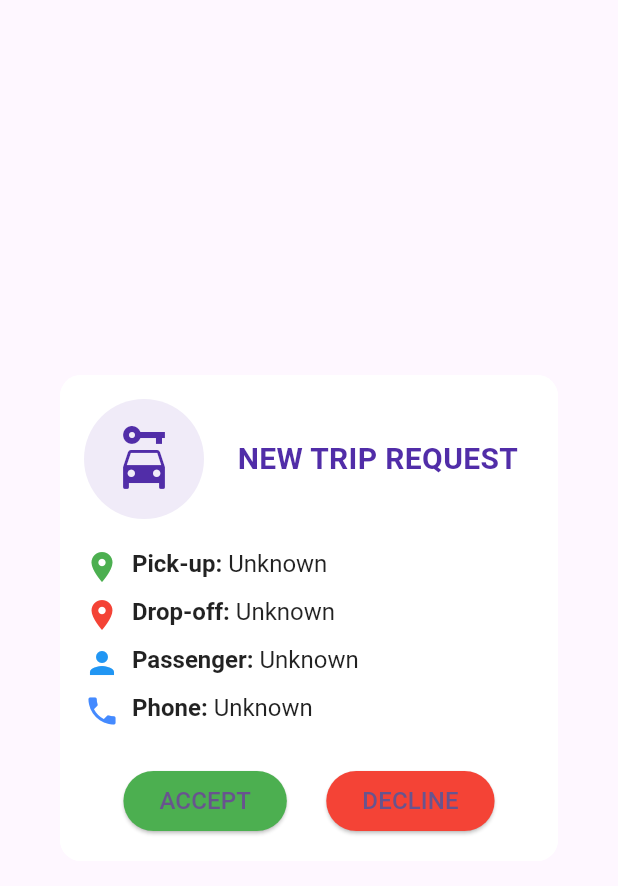
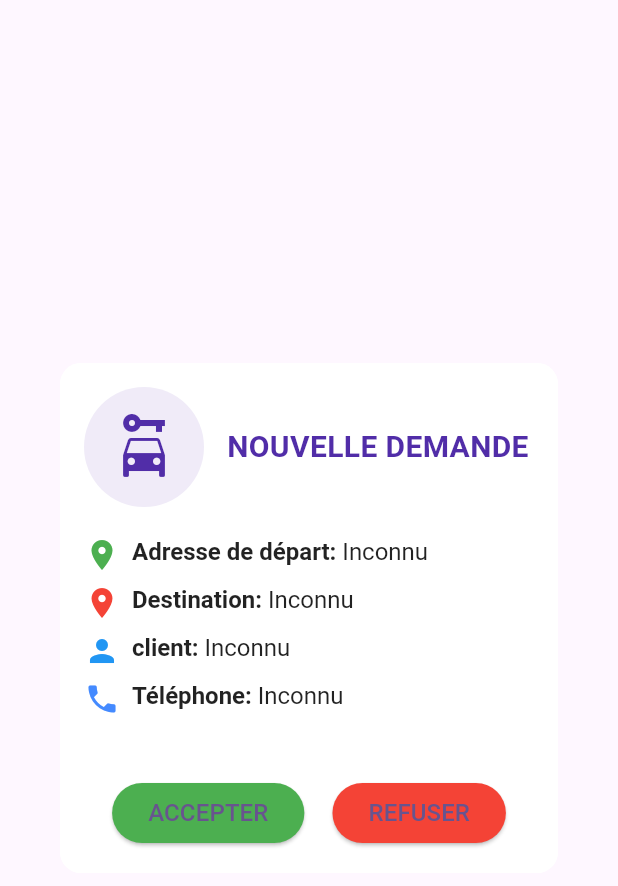
Before and after one commit to Julanjoy83/gover_driver, a Flutter app: the NotificationDialog widget shown alone on an empty page, opened directly, on a phone screen of 412 x 824 dp. Shown: the top 886 px of the screen. Run offline on Flutter 3.47's test engine with Material 3 defaults, Android fonts, the phone set to English and light mode, and no system bars; our stand-ins replace firebase_auth, firebase_core, firebase_database, firebase_messaging, geolocator, google_maps_flutter and 1 more; missing offline and left inert: flutter_geofire; accounts and stored records are empty.

Commit message:
trip request  VOLUMES AND OBJECT COUNT

```diff
--- a/lib/model/trip_details.dart
+++ b/lib/model/trip_details.dart
@@ -1,16 +1,18 @@
 import 'package:google_maps_flutter/google_maps_flutter.dart';
 
-class TripDetails
-{
+class TripDetails {
   String? tripID;
   LatLng? pickUpLatLng;
   String? pickAddress;
-
   LatLng? dropOffLatLng;
   String? dropOffAddress;
-
   String? userName;
   String? userPhone;
+
+  // Ajouts pour l'inventaire
+  int? totalItems;
+  double? totalVolume;
+  List<Map<String, dynamic>>? inventoryList;
 
   TripDetails({
     this.tripID,
@@ -19,6 +21,9 @@ class TripDetails
     this.dropOffAddress,
     this.dropOffLatLng,
     this.userName,
-    this.userPhone
-});
+    this.userPhone,
+    this.totalItems,
+    this.totalVolume,
+    this.inventoryList,
+  });
 }
--- a/lib/widgets/notification_dialog.dart
+++ b/lib/widgets/notification_dialog.dart
@@ -14,8 +14,8 @@ class NotificationDialog extends StatefulWidget {
 class _NotificationDialogState extends State<NotificationDialog> {
   @override
   Widget build(BuildContext context) {
-    // Log trip details for debugging
-    print("[NotificationDialog] Trip Details: ${widget.tripDetailsInfo}");
+    // Journal des détails du trajet pour le débogage
+    print("[NotificationDialog] Détails du trajet: ${widget.tripDetailsInfo}");
 
     return Dialog(
       shape: RoundedRectangleBorder(
@@ -23,6 +23,7 @@ class _NotificationDialogState extends State<NotificationDialog> {
       ),
       elevation: 8,
       backgroundColor: Colors.white,
+      child: SingleChildScrollView(
         child: Container(
           padding: const EdgeInsets.all(16),
           decoration: BoxDecoration(
@@ -32,7 +33,7 @@ class _NotificationDialogState extends State<NotificationDialog> {
           child: Column(
             mainAxisSize: MainAxisSize.min,
             children: [
-            // Header with icon and title
+              // En-tête avec icône et titre
               Row(
                 children: [
                   Container(
@@ -51,7 +52,7 @@ class _NotificationDialogState extends State<NotificationDialog> {
                   const SizedBox(width: 12),
                   Expanded(
                     child: Text(
-                    "NEW TRIP REQUEST",
+                      "NOUVELLE DEMANDE",
                       textAlign: TextAlign.center,
                       style: TextStyle(
                         fontSize: 20,
@@ -63,67 +64,161 @@ class _NotificationDialogState extends State<NotificationDialog> {
                 ],
               ),
               const SizedBox(height: 20),
-            // Trip details section
+
+              // Section des détails du trajet
               _buildDetailRow(
                 icon: Icons.location_on,
                 iconColor: Colors.green,
-              label: "Pick-up",
-              value: widget.tripDetailsInfo?.pickAddress ?? "Unknown",
+                label: "Adresse de départ",
+                value: widget.tripDetailsInfo?.pickAddress ?? "Inconnu",
               ),
               const SizedBox(height: 8),
               _buildDetailRow(
                 icon: Icons.location_on,
                 iconColor: Colors.red,
-              label: "Drop-off",
-              value: widget.tripDetailsInfo?.dropOffAddress ?? "Unknown",
+                label: "Destination",
+                value: widget.tripDetailsInfo?.dropOffAddress ?? "Inconnu",
               ),
               const SizedBox(height: 8),
               _buildDetailRow(
                 icon: Icons.person,
                 iconColor: Colors.blue,
-              label: "Passenger",
-              value: widget.tripDetailsInfo?.userName ?? "Unknown",
+                label: "client",
+                value: widget.tripDetailsInfo?.userName ?? "Inconnu",
               ),
               const SizedBox(height: 8),
               _buildDetailRow(
                 icon: Icons.phone,
                 iconColor: Colors.blueAccent,
-              label: "Phone",
-              value: widget.tripDetailsInfo?.userPhone ?? "Unknown",
+                label: "Téléphone",
+                value: widget.tripDetailsInfo?.userPhone ?? "Inconnu",
               ),
+
+              const SizedBox(height: 16),
+
+              // Section d'inventaire
+              _buildInventoryDetails(),
+
               const SizedBox(height: 24),
-            // Accept/Decline buttons
+
+              // Boutons Accepter/Refuser
               Row(
                 mainAxisAlignment: MainAxisAlignment.spaceEvenly,
                 children: [
                   ElevatedButton(
                     onPressed: () {
-                    print("[NotificationDialog] ACCEPT pressed");
+                      print("[NotificationDialog] ACCEPTER pressé");
                       Navigator.pop(context, "accept");
                     },
                     style: ElevatedButton.styleFrom(
                       backgroundColor: Colors.green,
                     ),
                     child: const Text(
-                    "ACCEPT",
+                      "ACCEPTER",
                       style: TextStyle(fontSize: 16),
                     ),
                   ),
                   ElevatedButton(
                     onPressed: () {
-                    print("[NotificationDialog] DECLINE pressed");
+                      print("[NotificationDialog] REFUSER pressé");
                       Navigator.pop(context, "decline");
                     },
                     style: ElevatedButton.styleFrom(
                       backgroundColor: Colors.red,
                     ),
                     child: const Text(
-                    "DECLINE",
+                      "REFUSER",
                       style: TextStyle(fontSize: 16),
                     ),
                   ),
                 ],
-            )
+              ),
+            ],
+          ),
+        ),
+      ),
+    );
+  }
+
+  /// Widget pour afficher l'inventaire
+  Widget _buildInventoryDetails() {
+    if (widget.tripDetailsInfo?.totalItems == null ||
+        widget.tripDetailsInfo?.totalItems == 0) {
+      return const SizedBox(); // Ne rien afficher si pas d'inventaire
+    }
+
+    return Column(
+      crossAxisAlignment: CrossAxisAlignment.start,
+      children: [
+        const Divider(),
+        Text(
+          "Inventaire",
+          style: TextStyle(
+            fontSize: 18,
+            fontWeight: FontWeight.bold,
+            color: Colors.deepPurple[700],
+          ),
+        ),
+        const SizedBox(height: 8),
+        _buildDetailRow(
+          icon: Icons.list,
+          iconColor: Colors.brown,
+          label: "Nombre d'objets",
+          value: "${widget.tripDetailsInfo?.totalItems} objets",
+        ),
+        _buildDetailRow(
+          icon: Icons.straighten,
+          iconColor: Colors.orange,
+          label: "Volume total",
+          value: "${widget.tripDetailsInfo?.totalVolume?.toStringAsFixed(2)} m³",
+        ),
+        const SizedBox(height: 8),
+
+        // Liste horizontale des objets
+        Container(
+          height: 70,
+          child: ListView.builder(
+            scrollDirection: Axis.horizontal,
+            itemCount: widget.tripDetailsInfo?.inventoryList?.length ?? 0,
+            itemBuilder: (context, index) {
+              var item = widget.tripDetailsInfo!.inventoryList![index];
+              return _buildInventoryItem(item);
+            },
+          ),
+        ),
+      ],
+    );
+  }
+
+  /// Widget pour afficher un élément de l'inventaire
+  Widget _buildInventoryItem(Map<String, dynamic> item) {
+    return Card(
+      margin: const EdgeInsets.only(right: 8),
+      shape: RoundedRectangleBorder(borderRadius: BorderRadius.circular(8)),
+      child: Container(
+        width: 120,
+        padding: const EdgeInsets.all(8),
+        child: Column(
+          mainAxisAlignment: MainAxisAlignment.center,
+          crossAxisAlignment: CrossAxisAlignment.start,
+          children: [
+            Text(
+              item["name"] ?? "Objet inconnu",
+              style: const TextStyle(
+                fontWeight: FontWeight.bold,
+                fontSize: 14,
+              ),
+              overflow: TextOverflow.ellipsis,
+            ),
+            const SizedBox(height: 4),
+            Text(
+              item["category"] ?? "Type inconnu",
+              style: const TextStyle(
+                fontSize: 12,
+                color: Colors.grey,
+              ),
+              overflow: TextOverflow.ellipsis,
+            ),
           ],
         ),
       ),
```
Also changed, not shown: lib/push_notification/push_notification_service.dart (+45 -24 lines). Lines whose indentation alone changed are shown as unchanged.
